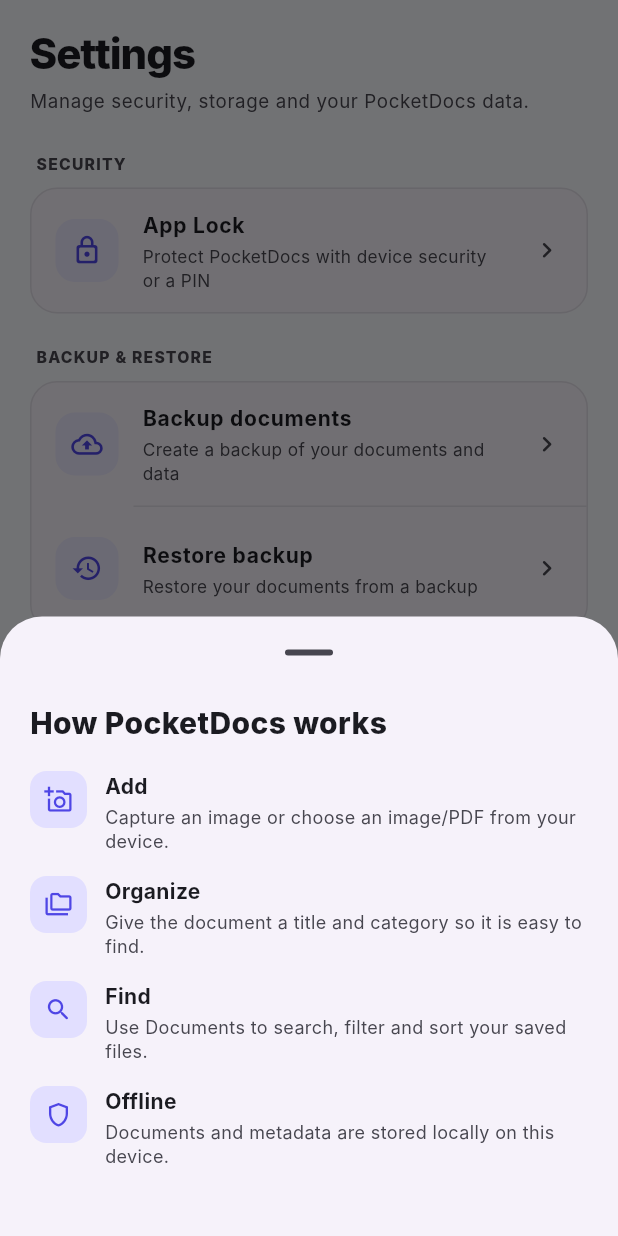
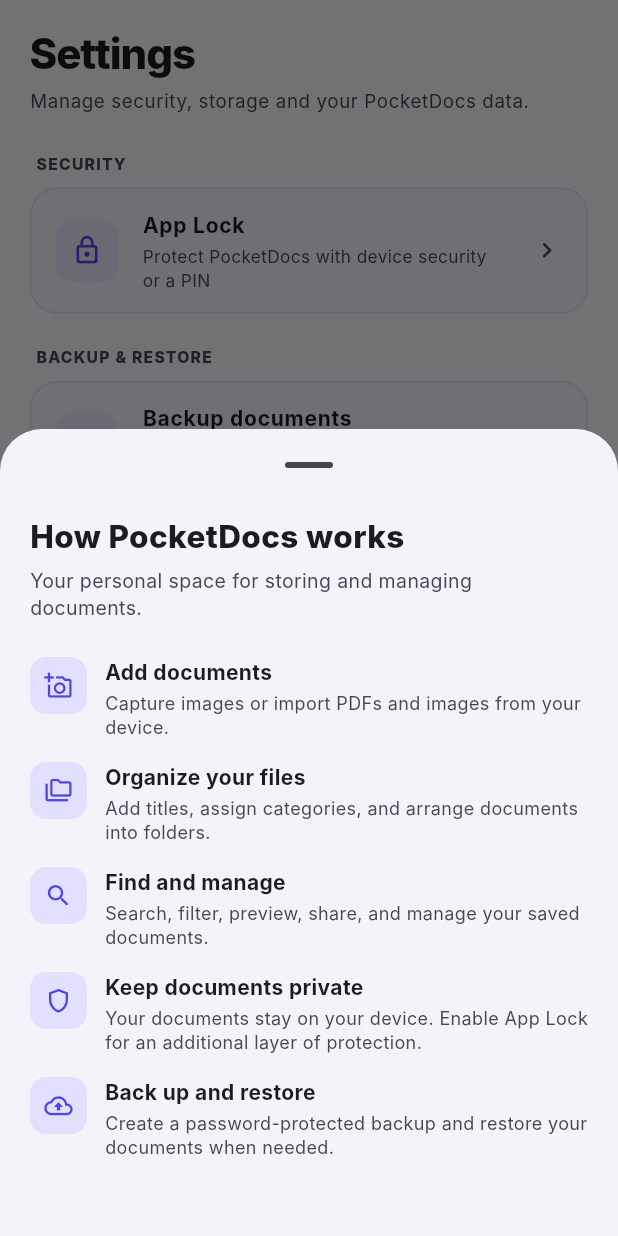
Before and after one commit to subina-khader/pocketdocs, a Flutter app: the screen it shows after launch, item 3 of the bottom bar chosen, after a tap on "How PocketDocs works", on a phone screen of 412 x 824 dp. Run offline on Flutter 3.47's test engine with Material 3 defaults, Android fonts, the phone set to English and light mode, and no system bars; our stand-ins replace file_picker, flutter_image_compress, flutter_secure_storage, image_picker, local_auth, share_plus and 2 more; missing offline and left inert: cryptography, file_saver, syncfusion_flutter_pdfviewer; accounts and stored records are empty; Roboto replaces fonts that are missing (Inter).

Commit message:
how app works

```diff
--- a/lib/presentation/features/documents/screens/settings_screen.dart
+++ b/lib/presentation/features/documents/screens/settings_screen.dart
@@ -867,52 +867,85 @@
     );
   }
 
+
   void _showHowItWorks() {
+    final colorScheme = Theme.of(context).colorScheme;
+
     showModalBottomSheet<void>(
       context: context,
       showDragHandle: true,
-      builder: (_) => const SafeArea(
+      isScrollControlled: true,
+      builder: (_) => SafeArea(
+        child: SingleChildScrollView(
           child: Padding(
-          padding: EdgeInsets.fromLTRB(20, 8, 20, 30),
+            padding: const EdgeInsets.fromLTRB(20, 8, 20, 28),
             child: Column(
               mainAxisSize: MainAxisSize.min,
               crossAxisAlignment: CrossAxisAlignment.start,
               children: [
+                const Text(
+                  'How PocketDocs works',
+                  style: TextStyle(
+                    fontSize: 21,
+                    fontWeight: FontWeight.w800,
+                  ),
+                ),
+                const SizedBox(height: 6),
                 Text(
-                'How PocketDocs works',
-                style: TextStyle(fontSize: 20, fontWeight: FontWeight.w800),
-              ),
-              SizedBox(height: 18),
-              _HelpRow(
+                  'Your personal space for storing and managing documents.',
+                  style: TextStyle(
+                    color: colorScheme.onSurfaceVariant,
+                    fontSize: 13,
+                    height: 1.4,
+                  ),
+                ),
+                const SizedBox(height: 24),
+
+                const _HelpRow(
                   icon: Icons.add_a_photo_outlined,
-                title: 'Add',
+                  title: 'Add documents',
                   text:
-                'Capture an image or choose an image/PDF from your device.',
-              ),
-              _HelpRow(
+                  'Capture images or import PDFs and images '
+                      'from your device.',
+                ),
+                const _HelpRow(
                   icon: Icons.folder_copy_outlined,
-                title: 'Organize',
+                  title: 'Organize your files',
                   text:
-                'Give the document a title and category so it is easy to find.',
-              ),
-              _HelpRow(
+                  'Add titles, assign categories, and arrange '
+                      'documents into folders.',
+                ),
+                const _HelpRow(
                   icon: Icons.search_rounded,
-                title: 'Find',
+                  title: 'Find and manage',
                   text:
-                'Use Documents to search, filter and sort your saved files.',
-              ),
-              _HelpRow(
+                  'Search, filter, preview, share, and manage '
+                      'your saved documents.',
+                ),
+                const _HelpRow(
                   icon: Icons.shield_outlined,
-                title: 'Offline',
+                  title: 'Keep documents private',
                   text:
-                'Documents and metadata are stored locally on this device.',
-              ),
-            ],
-          ),
-        ),
-      ),
-    );
-  }
+                  'Your documents stay on your device. Enable '
+                      'App Lock for an additional layer of protection.',
+                ),
+                const _HelpRow(
+                  icon: Icons.backup_outlined,
+                  title: 'Back up and restore',
+                  text:
+                  'Create a password-protected backup and '
+                      'restore your documents when needed.',
+                ),
+
+                const SizedBox(height: 8),
+              ],
+            ),
+          ),
+        ),
+      ),
+    );
+  }
+
 
   @override
   Widget build(BuildContext context) {
```
Lines whose indentation alone changed are shown as unchanged.
